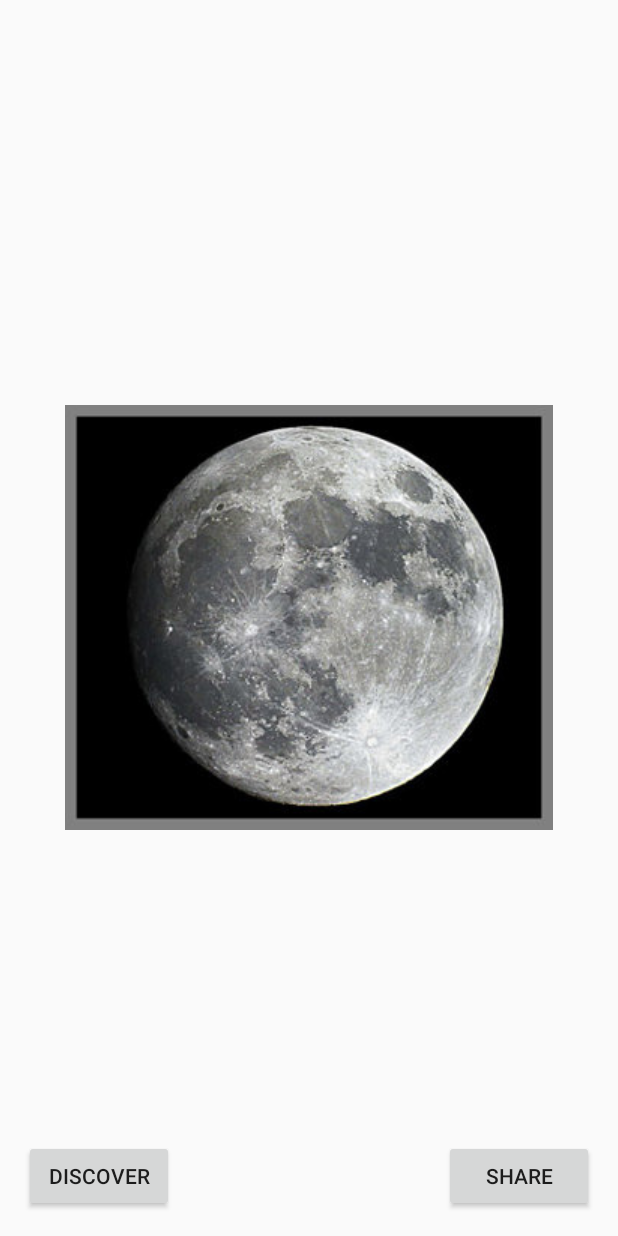
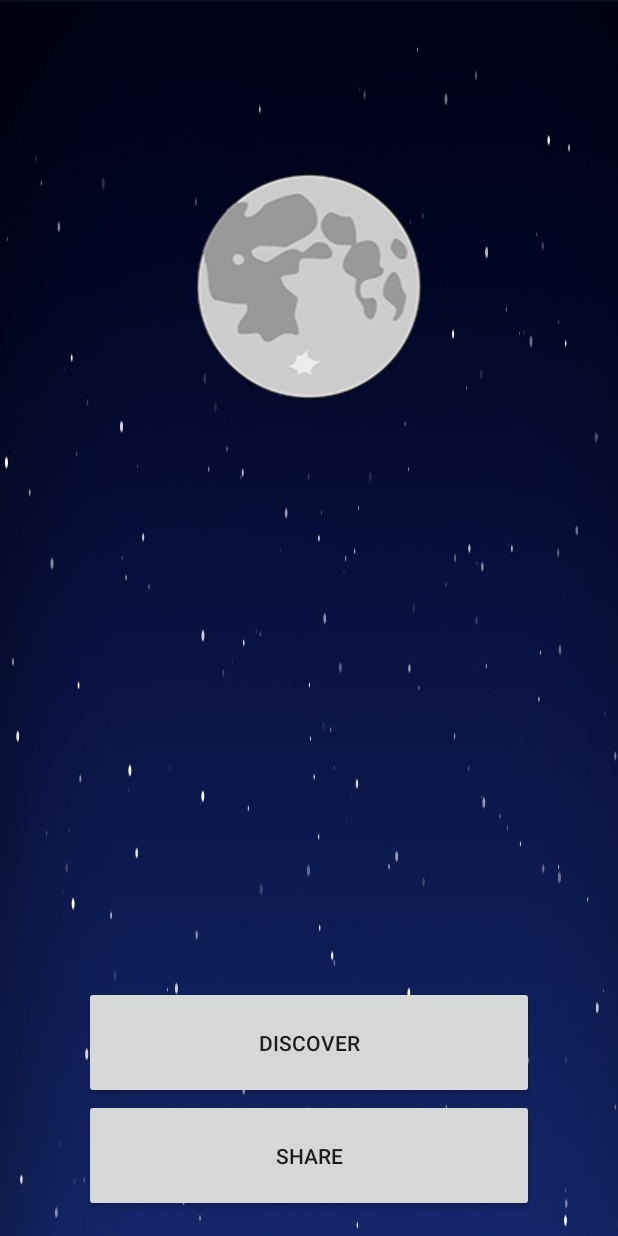
Before and after one commit to AtanasK/nasa2016Bookit, an Android app: the screen it shows after launch (MainActivity), on a phone screen of 412 x 824 dp. Run offline under Robolectric (Android 15) with nearby library versions, the phone set to English and light mode, and no system bars.

Commit message:
Fancy main activity

```diff
--- a/app/src/main/java/com/bookitfava/nasaspaceapps/moonchaser/MainActivity.java
+++ b/app/src/main/java/com/bookitfava/nasaspaceapps/moonchaser/MainActivity.java
@@ -14,9 +14,8 @@ public class MainActivity extends AppCompatActivity {
     protected void onCreate(Bundle savedInstanceState) {
         super.onCreate(savedInstanceState);
         setContentView(R.layout.activity_main);
-
         ImageView logo = (ImageView)findViewById(R.id.ivLogo);
-        Bitmap logoImage = BitmapFactory.decodeResource(getResources(), R.drawable.themoon);
+        Bitmap logoImage = BitmapFactory.decodeResource(getResources(), R.drawable.ful);
         logo.setImageBitmap(logoImage);
     }
 
--- a/app/src/main/res/layout/activity_main.xml
+++ b/app/src/main/res/layout/activity_main.xml
@@ -7,29 +7,8 @@
     android:paddingLeft="@dimen/activity_horizontal_margin"
     android:paddingRight="@dimen/activity_horizontal_margin"
     android:paddingTop="@dimen/activity_vertical_margin"
-    tools:context="com.bookitfava.nasaspaceapps.moonchaser.MainActivity">
-
-    <Button
-        android:layout_width="100dp"
-        android:layout_height="wrap_content"
-        android:text="SHARE"
-        android:id="@+id/bShare"
-        android:layout_alignParentBottom="true"
-        android:layout_alignParentRight="true"
-        android:layout_alignParentEnd="true"
-        android:onClick="bShareClick"
-        android:layout_gravity="right|bottom" />
-
-    <Button
-        android:layout_width="100dp"
-        android:layout_height="wrap_content"
-        android:text="DISCOVER"
-        android:id="@+id/bDiscover"
-        android:layout_alignParentBottom="true"
-        android:layout_alignParentLeft="true"
-        android:layout_alignParentStart="true"
-        android:onClick="bDiscoverClick"
-        android:layout_gravity="left|bottom" />
+    tools:context="com.bookitfava.nasaspaceapps.moonchaser.MainActivity"
+    android:background="@drawable/background">
 
     <ImageView
         android:layout_width="match_parent"
@@ -37,5 +16,32 @@
         android:id="@+id/ivLogo"
         android:layout_alignParentTop="true"
         android:layout_centerHorizontal="true"
-        android:layout_gravity="center" />
+        android:layout_gravity="center_horizontal|top"
+        android:layout_marginTop="100dp" />
+
+    <RelativeLayout
+        android:layout_width="wrap_content"
+        android:layout_height="wrap_content"
+        android:layout_gravity="center">
+    <Button
+        android:layout_width="300dp"
+        android:layout_height="75dp"
+        android:text="SHARE"
+        android:id="@+id/bShare"
+        android:onClick="bShareClick"
+        android:layout_gravity="center_horizontal|bottom"
+        android:layout_alignParentBottom="true"
+        android:layout_alignLeft="@+id/bDiscover"
+        android:layout_alignStart="@+id/bDiscover" />
+
+    <Button
+        android:layout_width="300dp"
+        android:layout_height="75dp"
+        android:text="DISCOVER"
+        android:id="@+id/bDiscover"
+        android:onClick="bDiscoverClick"
+        android:layout_gravity="center_horizontal|bottom"
+        android:layout_above="@+id/bShare"
+        android:layout_centerHorizontal="true" />
+    </RelativeLayout>
 </FrameLayout>
--- a/app/src/main/res/layout/activity_story_discover.xml
+++ b/app/src/main/res/layout/activity_story_discover.xml
@@ -68,6 +68,7 @@
         android:layout_alignParentBottom="true"
         android:layout_alignParentLeft="true"
         android:layout_alignParentStart="true"
+        android:bottomRightRadius="50dp"
         android:layout_gravity="left|bottom"
         android:elevation="6dp"
         android:onClick="onClickBack"
```
Also changed, not shown: app/src/main/res/drawable/background.png (added).
